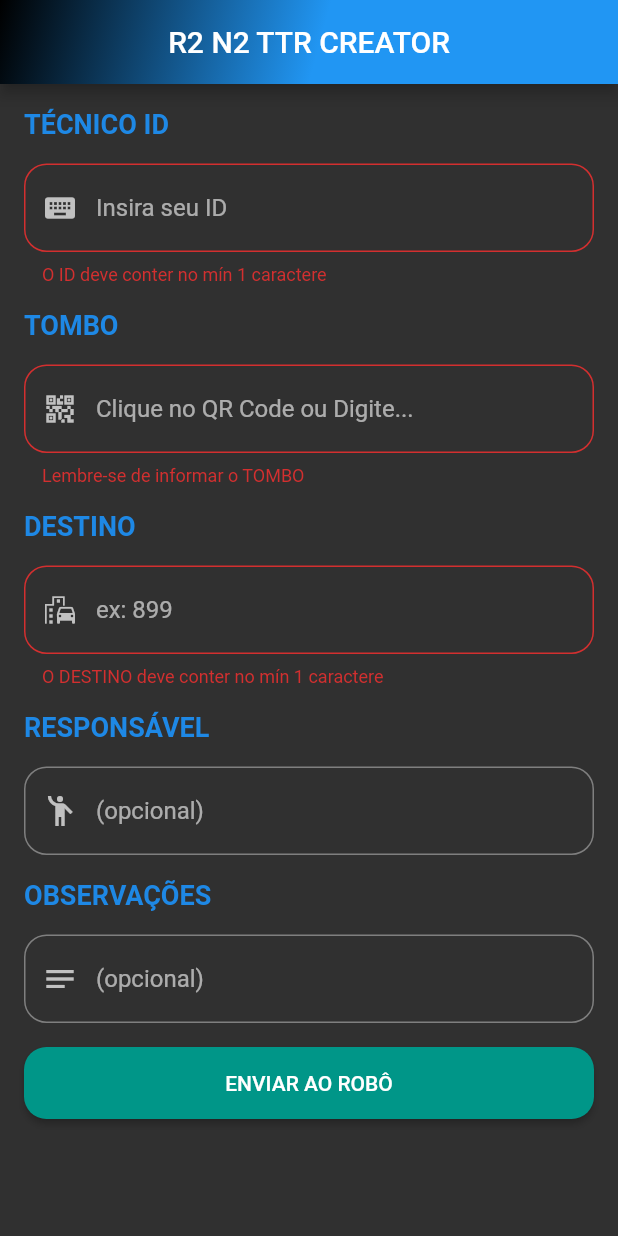
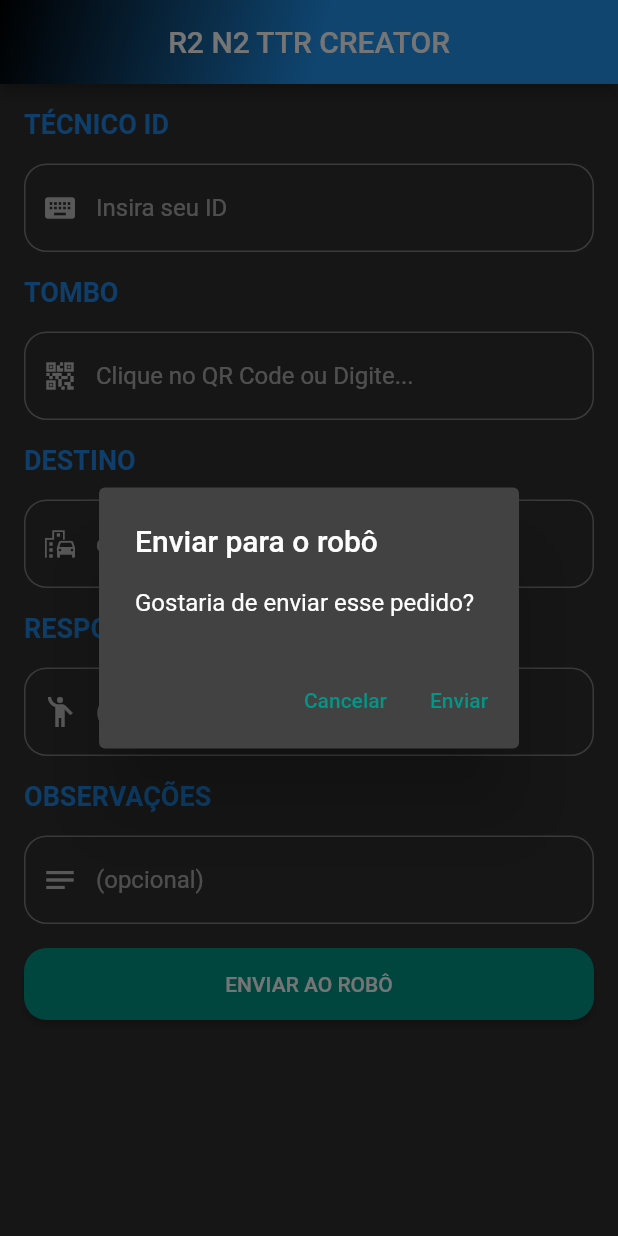
Before and after one commit to antonino3g/r2_n2_app, a Flutter app: the screen it shows after launch, after a tap on "ENVIAR AO ROBÔ", on a phone screen of 412 x 824 dp. Run offline on Flutter 3.47's test engine with Material 2 defaults, Android fonts, the phone set to English and light mode, and no system bars; our stand-ins replace dio, lottie; missing offline and left inert: flutter_barcode_scanner.

Commit message:
feat: adding dilog

```diff
--- a/lib/pages/home.dart
+++ b/lib/pages/home.dart
@@ -248,6 +248,22 @@ class _Home extends State<Home> {
         ),
       ),
       onPressed: () {
+        showAlertDialog(context);
+      });
+
+  showAlertDialog(BuildContext context) {
+    // set up the buttons
+    Widget cancelButton = TextButton(
+      child: Text("Cancelar"),
+      onPressed: () {
+        formKey.currentState!.validate();
+        Navigator.pop(context, 'Cancel');
+      },
+    );
+    Widget continueButton = TextButton(
+      child: Text("Enviar"),
+      onPressed: () {
+        Navigator.pop(context, 'OK');
         final isValidForm = formKey.currentState!.validate();
 
         if (isValidForm) {
@@ -255,6 +271,25 @@ class _Home extends State<Home> {
         }
       },
     );
+
+    // set up the AlertDialog
+    AlertDialog alert = AlertDialog(
+      title: Text("Enviar para o robô"),
+      content: Text("Gostaria de enviar esse pedido?"),
+      actions: [
+        cancelButton,
+        continueButton,
+      ],
+    );
+
+    // show the dialog
+    showDialog(
+      context: context,
+      builder: (BuildContext context) {
+        return alert;
+      },
+    );
+  }
 
   void sendToRobot() => {
         Api().createTtr(
```
Lines whose indentation alone changed are shown as unchanged.
